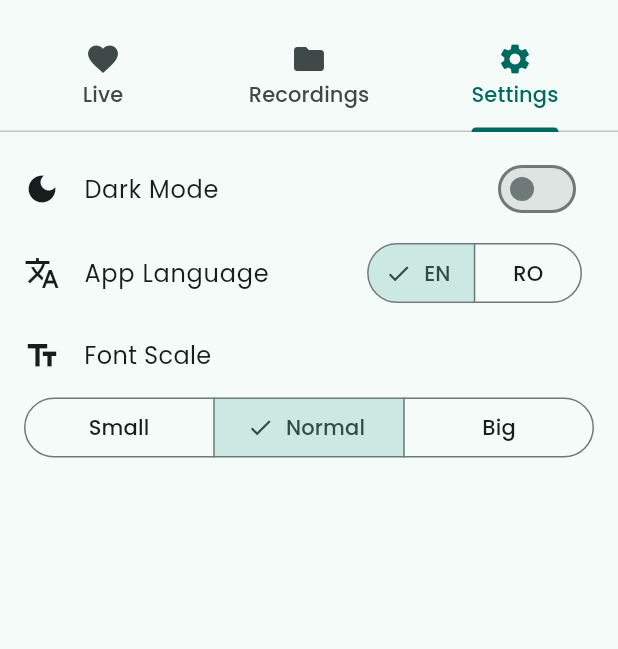
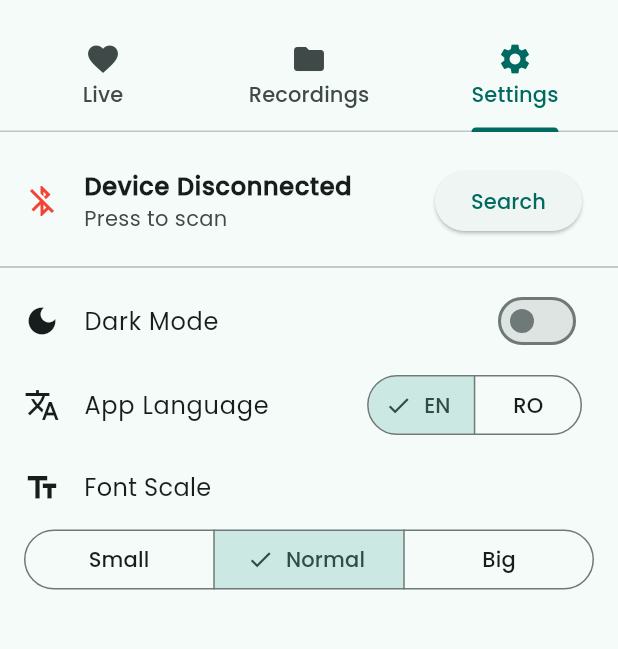
Before and after one commit to ValyMnDul/ApexCardio, a Flutter app: the screen it shows after launch, tab 3 chosen, on a phone screen of 412 x 824 dp, the part 63-712 px from its top. Run offline on Flutter 3.47's test engine with Material 3 defaults, Android fonts, the phone set to English and light mode, and no system bars; our stand-ins replace flutter_blue_plus, shared_preferences.

Commit message:
Add BLE connection status and translation strings in settings

```diff
--- a/mobile/lib/providers/language.dart
+++ b/mobile/lib/providers/language.dart
@@ -19,8 +19,8 @@ class LanguageProvider extends ChangeNotifier {
     "EN": {
       "live_tab": 'Live',
       "recordings_tab": "Recordings",
+
       "settings_tab": "Settings",
-
       "dark_mode": "Dark Mode",
       "light_mode": "Light Mode",
       "language_title": "App Language",
@@ -28,12 +28,18 @@ class LanguageProvider extends ChangeNotifier {
       "font_scale_title_small": "Small",
       "font_scale_title_normal": "Normal",
       "font_scale_title_big": "Big",
+      "ble_connected": "Device Connected",
+      "ble_disconnected": "Device Disconnected",
+      "press_to_scan": "Press to scan",
+      "ble_search": "Search",
+      "available_devices": "Available Devices",
+      "ble_connect_to_device": "Connect",
     },
     "RO": {
       "live_tab": "Live",
       "recordings_tab": "Înregistrări",
+
       "settings_tab": "Setări",
-
       "dark_mode": "Mod întunecat",
       "light_mode": "Mod luminos",
       "language_title": "Limbă aplicație",
@@ -41,6 +47,12 @@ class LanguageProvider extends ChangeNotifier {
       "font_scale_title_small": "Mic",
       "font_scale_title_normal": "Normal",
       "font_scale_title_big": "Mare",
+      "ble_connected": "Dispozitiv Conectat",
+      "ble_disconnected": "Dispozitiv Deconectat",
+      "press_to_scan": "Apasa pentru a scana",
+      "ble_search": "Caută",
+      "available_devices": "Dispozitive Disponibile",
+      "ble_connect_to_device": "Conectează",
     },
   };
 
--- a/mobile/lib/tabs/settings.dart
+++ b/mobile/lib/tabs/settings.dart
@@ -67,6 +67,32 @@ class _SettingsState extends State<Settings> {
                               final result = ble.scanResults[index];
                               final isApex =
                                   result.device.platformName == "ApexCardio";
+
+                              return ListTile(
+                                leading: Icon(
+                                  Icons.bluetooth,
+                                  color: isApex ? Colors.blue : Colors.grey,
+                                ),
+                                title: Text(
+                                  result.device.platformName,
+                                  style: TextStyle(
+                                    fontWeight: isApex
+                                        ? FontWeight.bold
+                                        : FontWeight.normal,
+                                  ),
+                                ),
+                                subtitle: Text(
+                                  result.device.remoteId.toString(),
+                                ),
+                                trailing: ElevatedButton(
+                                  onPressed: () async {},
+                                  child: Text(
+                                    languageProvider.translate(
+                                      "ble_connect_to_device",
+                                    ),
+                                  ),
+                                ),
+                              );
                             },
                             itemCount: bleProvider.scanResults.length,
                           ),
@@ -85,12 +111,46 @@ class _SettingsState extends State<Settings> {
     final themeProvider = Provider.of<ThemeProvider>(context);
     final languageProvider = Provider.of<LanguageProvider>(context);
     final fontScaleProvider = Provider.of<FontScaleProvider>(context);
+    final bleProvider = Provider.of<BleProvider>(context);
 
     final textColor = Theme.of(context).colorScheme.onSurface;
 
     return Column(
       children: [
         SizedBox(height: 10),
+        ListTile(
+          leading: Icon(
+            bleProvider.isConnected
+                ? Icons.bluetooth_connected
+                : Icons.bluetooth_disabled,
+            color: bleProvider.isConnected ? Colors.green : Colors.red,
+          ),
+          title: Text(
+            bleProvider.isConnected
+                ? languageProvider.translate("ble_connected")
+                : languageProvider.translate("ble_disconnected"),
+            style: TextStyle(fontWeight: FontWeight.bold),
+          ),
+          subtitle: Text(
+            bleProvider.isConnected
+                ? bleProvider.deviceName
+                : languageProvider.translate("press_to_scan"),
+          ),
+          trailing: bleProvider.isConnected
+              ? IconButton(
+                  onPressed: () {
+                    bleProvider.disconnect();
+                  },
+                  icon: Icon(Icons.close, color: Colors.red),
+                )
+              : ElevatedButton(
+                  onPressed: () {
+                    _showBleScanDialog(context);
+                  },
+                  child: Text(languageProvider.translate("ble_search")),
+                ),
+        ),
+        Divider(thickness: 0.5, color: Colors.grey[600]),
         SwitchListTile(
           title: themeProvider.darkmode
               ? Text(languageProvider.translate("light_mode"))
```
